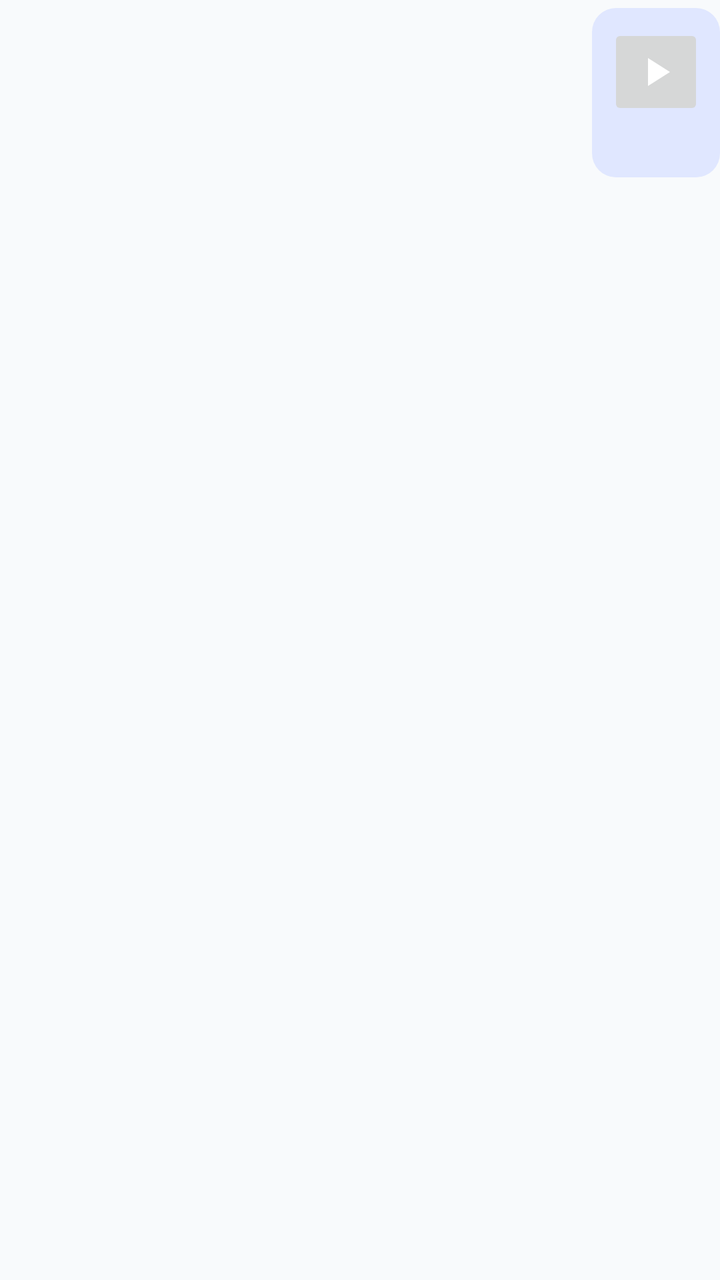
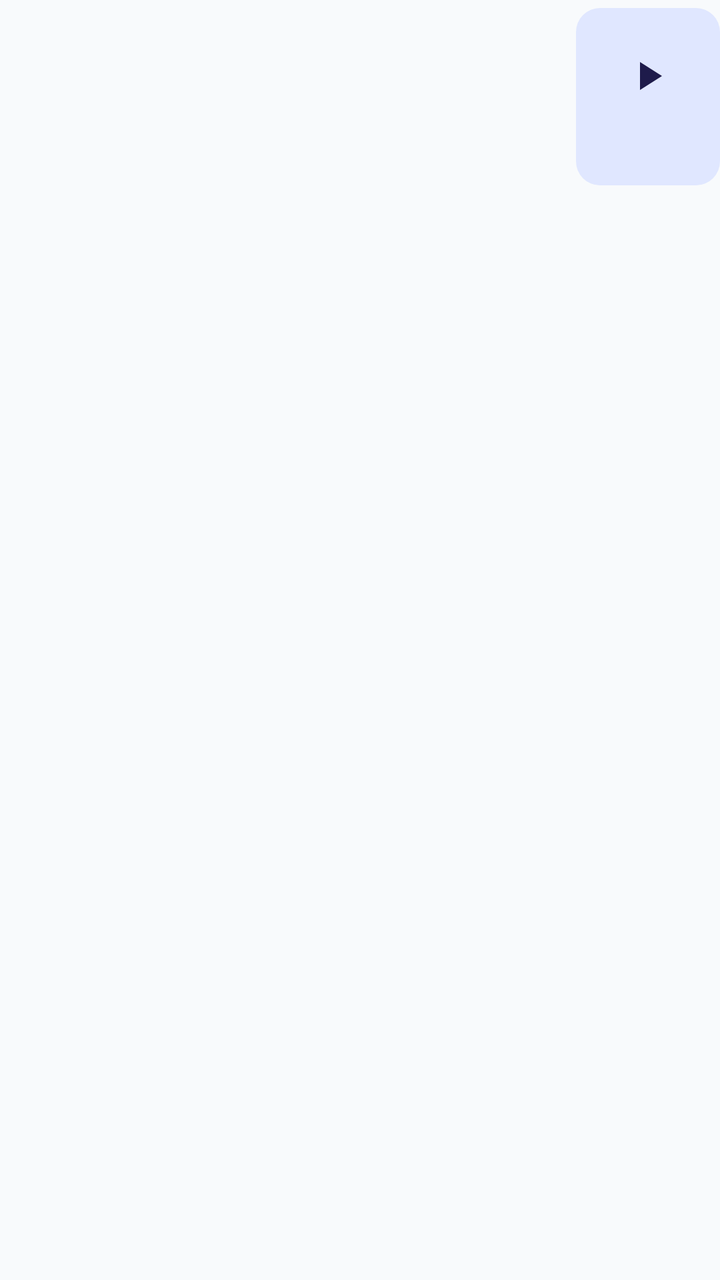

Before-and-after screenshots of an Android layout around one commit, followed by the original layout XML and the change that was made.
<!-- AndroidManifest.xml: application theme Theme.NexaChat -->
<!-- res/layout/item_message_audio_outgoing.xml -->
<?xml version="1.0" encoding="utf-8"?>
<androidx.constraintlayout.widget.ConstraintLayout xmlns:android="http://schemas.android.com/apk/res/android"
    xmlns:app="http://schemas.android.com/apk/res-auto"
    android:layout_width="match_parent"
    android:layout_height="wrap_content"
    android:paddingVertical="@dimen/space_xs">
    <LinearLayout
        android:id="@+id/bubbleContainer"
        android:layout_width="wrap_content"
        android:layout_height="wrap_content"
        android:background="@drawable/bg_message_bubble"
        android:backgroundTint="@color/bubble_mine"
        android:maxWidth="@dimen/bubble_max_width"
        android:orientation="vertical"
        android:padding="@dimen/space_sm"
        app:layout_constraintEnd_toEndOf="parent"
        app:layout_constraintHorizontal_bias="1"
        app:layout_constraintStart_toStartOf="parent"
        app:layout_constraintTop_toTopOf="parent">
        <TextView android:id="@+id/senderName" android:layout_width="wrap_content" android:layout_height="wrap_content" android:textAppearance="?attr/textAppearanceLabelSmall" android:visibility="gone"/>
        <include android:id="@+id/replyQuote" layout="@layout/include_message_reply_quote" android:visibility="gone"/>
        <TextView android:id="@+id/messageBody" android:layout_width="wrap_content" android:layout_height="wrap_content" android:textAppearance="?attr/textAppearanceBodyMedium" android:visibility="gone"/>
        <ImageView android:id="@+id/messageImage" android:layout_width="220dp" android:layout_height="160dp" android:contentDescription="@string/cd_open_attachment" android:scaleType="centerCrop" android:visibility="gone"/>
        <ImageButton android:id="@+id/playButton" android:layout_width="@dimen/min_touch_target" android:layout_height="@dimen/min_touch_target" android:contentDescription="@string/cd_open_attachment" android:src="@drawable/ic_play_arrow" android:visibility="visible"/>
        <TextView android:id="@+id/fileName" android:layout_width="wrap_content" android:layout_height="wrap_content" android:drawableStart="@drawable/ic_description" android:gravity="center_vertical" android:visibility="gone"/>
        <TextView android:id="@+id/systemLabel" android:layout_width="wrap_content" android:layout_height="wrap_content" android:textAppearance="?attr/textAppearanceBodySmall" android:textColor="?attr/colorOnSurfaceVariant" android:visibility="gone"/>
        <include android:id="@+id/bubbleMeta" layout="@layout/include_message_bubble_meta"/>
        <include android:id="@+id/reactionsRow" layout="@layout/include_message_reactions_row"/>
    </LinearLayout>
</androidx.constraintlayout.widget.ConstraintLayout>
<!-- res/layout/include_message_reply_quote.xml (included above) -->
<?xml version="1.0" encoding="utf-8"?>
<LinearLayout xmlns:android="http://schemas.android.com/apk/res/android"
    android:layout_width="match_parent"
    android:layout_height="wrap_content"
    android:background="@drawable/bg_reply_quote"
    android:orientation="vertical"
    android:padding="@dimen/space_xs">
    <TextView android:id="@+id/replyAuthor" android:layout_width="wrap_content" android:layout_height="wrap_content" android:textAppearance="?attr/textAppearanceLabelSmall" android:textColor="?attr/colorPrimary"/>
    <TextView android:id="@+id/replySnippet" android:layout_width="wrap_content" android:layout_height="wrap_content" android:ellipsize="end" android:maxLines="2" android:textAppearance="?attr/textAppearanceBodySmall"/>
</LinearLayout>
<!-- res/layout/include_message_bubble_meta.xml (included above) -->
<?xml version="1.0" encoding="utf-8"?>
<LinearLayout xmlns:android="http://schemas.android.com/apk/res/android"
    android:id="@+id/bubbleMetaRow"
    android:layout_width="wrap_content"
    android:layout_height="wrap_content"
    android:layout_gravity="end"
    android:layout_marginTop="2dp"
    android:gravity="center_vertical"
    android:orientation="horizontal">

    <TextView
        android:id="@+id/editedLabel"
        android:layout_width="wrap_content"
        android:layout_height="wrap_content"
        android:layout_marginEnd="@dimen/space_xs"
        android:textAppearance="?attr/textAppearanceLabelSmall"
        android:textColor="?attr/colorOnSurfaceVariant"
        android:textStyle="italic"
        android:visibility="gone" />

    <TextView
        android:id="@+id/timeLabel"
        android:layout_width="wrap_content"
        android:layout_height="wrap_content"
        android:textAppearance="?attr/textAppearanceLabelSmall"
        android:textColor="?attr/colorOnSurfaceVariant" />

    <ProgressBar
        android:id="@+id/sendingProgress"
        style="?android:attr/progressBarStyleSmall"
        android:layout_width="14dp"
        android:layout_height="14dp"
        android:layout_marginStart="@dimen/space_xs"
        android:visibility="gone" />

    <ImageView
        android:id="@+id/deliveryIcon"
        android:layout_width="14dp"
        android:layout_height="14dp"
        android:layout_marginStart="@dimen/space_xs"
        android:contentDescription="@string/cd_delivered"
        android:visibility="gone" />

    <TextView
        android:id="@+id/deliveryStatusText"
        android:layout_width="wrap_content"
        android:layout_height="wrap_content"
        android:layout_marginStart="@dimen/space_xs"
        android:textAppearance="?attr/textAppearanceLabelSmall"
        android:visibility="gone" />
</LinearLayout>
<!-- res/layout/include_message_reactions_row.xml (included above) -->
<?xml version="1.0" encoding="utf-8"?>
<com.google.android.material.chip.ChipGroup xmlns:android="http://schemas.android.com/apk/res/android"
    xmlns:app="http://schemas.android.com/apk/res-auto"
    android:id="@+id/reactionChipGroup"
    android:layout_width="wrap_content"
    android:layout_height="wrap_content"
    android:layout_marginTop="@dimen/space_xs"
    app:singleLine="true" />
<!-- resources referenced by this layout -->
<resources>
  <color name="bubble_mine">@color/brand_indigo_container</color>
  <dimen name="bubble_max_width">280dp</dimen>
  <dimen name="min_touch_target">48dp</dimen>
  <dimen name="space_sm">8dp</dimen>
  <dimen name="space_xs">4dp</dimen>
  <string name="cd_delivered">Delivered</string>
  <string name="cd_open_attachment">Open attachment</string>
  <style name="Theme.NexaChat" parent="Theme.NexaChat.Views" />
  <color name="brand_indigo_container">#FFE0E7FF</color>
  <dimen name="corner_md">12dp</dimen>
  <dimen name="corner_sm">8dp</dimen>
  <color name="colorPrimary">@color/brand_indigo</color>
  <color name="colorOnPrimary">#FFFFFFFF</color>
  <color name="colorPrimaryContainer">@color/brand_indigo_container</color>
  <color name="colorOnPrimaryContainer">@color/brand_on_indigo_container</color>
  <color name="colorSecondary">@color/slate_secondary</color>
  <color name="colorOnSecondary">#FFFFFFFF</color>
  <color name="colorSecondaryContainer">@color/slate_secondary_container</color>
  <color name="colorOnSecondaryContainer">@color/slate_on_secondary_container</color>
  <color name="colorTertiary">@color/tertiary_sky</color>
  <color name="colorOnTertiary">#FFFFFFFF</color>
  <color name="colorTertiaryContainer">@color/tertiary_sky_container</color>
  <color name="colorOnTertiaryContainer">@color/tertiary_on_sky_container</color>
  <color name="colorError">@color/error_red</color>
  <color name="colorOnError">#FFFFFFFF</color>
  <color name="colorErrorContainer">@color/error_container_light</color>
  <color name="colorOnErrorContainer">@color/on_error_container_light</color>
  <color name="colorBackground">@color/background_light</color>
  <color name="colorOnBackground">@color/text_primary_light</color>
  <color name="colorSurface">@color/surface_light</color>
  <color name="colorOnSurface">@color/text_primary_light</color>
  <color name="colorSurfaceVariant">@color/surface_variant_light</color>
  <color name="colorOnSurfaceVariant">@color/text_secondary_light</color>
  <color name="colorOutline">@color/slate_border</color>
  <color name="colorOutlineVariant">@color/slate_divider</color>
  <style name="TextAppearance.NexaChat.TitleLarge" parent="TextAppearance.Material3.TitleLarge" />
  <style name="TextAppearance.NexaChat.TitleSmall" parent="TextAppearance.Material3.TitleSmall" />
  <style name="TextAppearance.NexaChat.BodyLarge" parent="TextAppearance.Material3.BodyLarge" />
  <style name="TextAppearance.NexaChat.BodyMedium" parent="TextAppearance.Material3.BodyMedium" />
  <style name="TextAppearance.NexaChat.BodySmall" parent="TextAppearance.Material3.BodySmall" />
  <style name="TextAppearance.NexaChat.LabelLarge" parent="TextAppearance.Material3.LabelLarge" />
  <style name="TextAppearance.NexaChat.LabelMedium" parent="TextAppearance.Material3.LabelMedium" />
  <style name="TextAppearance.NexaChat.LabelSmall" parent="TextAppearance.Material3.LabelSmall" />
  <color name="brand_indigo">#FF4F46E5</color>
  <color name="brand_on_indigo_container">#FF1E1B4B</color>
  <color name="slate_secondary">#FF505F76</color>
  <color name="slate_secondary_container">#FFD0E1FB</color>
  <color name="slate_on_secondary_container">#FF1D283A</color>
  <color name="tertiary_sky">#FF0EA5E9</color>
  <color name="tertiary_sky_container">#FFBAE6FD</color>
  <color name="tertiary_on_sky_container">#FF0369A1</color>
  <color name="error_red">#FFBA1A1A</color>
  <color name="error_container_light">#FFFFDAD6</color>
  <color name="on_error_container_light">#FF93000A</color>
  <color name="background_light">#FFF8FAFC</color>
  <color name="text_primary_light">#FF0F172A</color>
  <color name="surface_light">#FFF8FAFC</color>
  <color name="surface_variant_light">#FFE0E3E5</color>
  <color name="text_secondary_light">#FF64748B</color>
  <color name="slate_border">#FFCBD5E1</color>
  <color name="slate_divider">#FFE2E8F0</color>
  <dimen name="corner_lg">16dp</dimen>
  <!-- unchanged entries left out for length: 13 -->
</resources>

<!-- the commit's change to res/layout/item_message_audio_outgoing.xml (unified diff, before → after) -->
@@ -12,17 +12,17 @@
         android:backgroundTint="@color/bubble_mine"
         android:maxWidth="@dimen/bubble_max_width"
         android:orientation="vertical"
-        android:padding="@dimen/space_sm"
+        android:paddingHorizontal="12dp" android:paddingVertical="10dp"
         app:layout_constraintEnd_toEndOf="parent"
         app:layout_constraintHorizontal_bias="1"
         app:layout_constraintStart_toStartOf="parent"
         app:layout_constraintTop_toTopOf="parent">
-        <TextView android:id="@+id/senderName" android:layout_width="wrap_content" android:layout_height="wrap_content" android:textAppearance="?attr/textAppearanceLabelSmall" android:visibility="gone"/>
+        <TextView android:id="@+id/senderName" android:layout_width="wrap_content" android:layout_height="wrap_content" android:textAppearance="?attr/textAppearanceLabelSmall" android:textColor="?attr/colorOnPrimaryContainer" android:textStyle="bold" android:visibility="gone"/>
         <include android:id="@+id/replyQuote" layout="@layout/include_message_reply_quote" android:visibility="gone"/>
-        <TextView android:id="@+id/messageBody" android:layout_width="wrap_content" android:layout_height="wrap_content" android:textAppearance="?attr/textAppearanceBodyMedium" android:visibility="gone"/>
+        <TextView android:id="@+id/messageBody" android:layout_width="wrap_content" android:layout_height="wrap_content" android:textAppearance="?attr/textAppearanceBodyMedium" android:textColor="?attr/colorOnPrimaryContainer" android:visibility="gone"/>
         <ImageView android:id="@+id/messageImage" android:layout_width="220dp" android:layout_height="160dp" android:contentDescription="@string/cd_open_attachment" android:scaleType="centerCrop" android:visibility="gone"/>
-        <ImageButton android:id="@+id/playButton" android:layout_width="@dimen/min_touch_target" android:layout_height="@dimen/min_touch_target" android:contentDescription="@string/cd_open_attachment" android:src="@drawable/ic_play_arrow" android:visibility="visible"/>
-        <TextView android:id="@+id/fileName" android:layout_width="wrap_content" android:layout_height="wrap_content" android:drawableStart="@drawable/ic_description" android:gravity="center_vertical" android:visibility="gone"/>
+        <ImageButton android:id="@+id/playButton" android:layout_width="@dimen/min_touch_target" android:layout_height="@dimen/min_touch_target" android:background="?attr/selectableItemBackgroundBorderless" android:contentDescription="@string/cd_open_attachment" android:src="@drawable/ic_play_arrow" android:tint="?attr/colorOnPrimaryContainer" android:visibility="visible"/>
+        <TextView android:id="@+id/fileName" android:layout_width="wrap_content" android:layout_height="wrap_content" android:drawableStart="@drawable/ic_description" android:drawablePadding="10dp" android:drawableTint="?attr/colorOnPrimaryContainer" android:gravity="center_vertical" android:textAppearance="?attr/textAppearanceBodyMedium" android:textColor="?attr/colorOnPrimaryContainer" android:visibility="gone"/>
         <TextView android:id="@+id/systemLabel" android:layout_width="wrap_content" android:layout_height="wrap_content" android:textAppearance="?attr/textAppearanceBodySmall" android:textColor="?attr/colorOnSurfaceVariant" android:visibility="gone"/>
         <include android:id="@+id/bubbleMeta" layout="@layout/include_message_bubble_meta"/>
         <include android:id="@+id/reactionsRow" layout="@layout/include_message_reactions_row"/>
<!-- resource entries referenced after the edit -->
@@ -3,7 +3,6 @@
   <color name="bubble_mine">@color/brand_indigo_container</color>
   <dimen name="bubble_max_width">280dp</dimen>
   <dimen name="min_touch_target">48dp</dimen>
-  <dimen name="space_sm">8dp</dimen>
   <dimen name="space_xs">4dp</dimen>
   <string name="cd_delivered">Delivered</string>
   <string name="cd_open_attachment">Open attachment</string>
